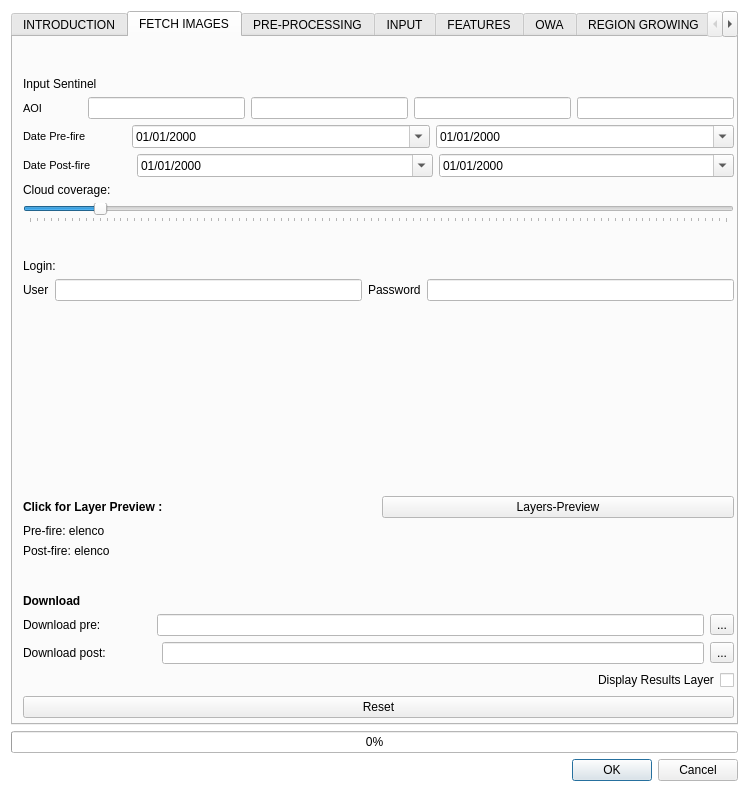
The window that BAD_dialog_base.ui (silviamacchi/bad_COPIA) describes before a commit, drawn with Qt 5.
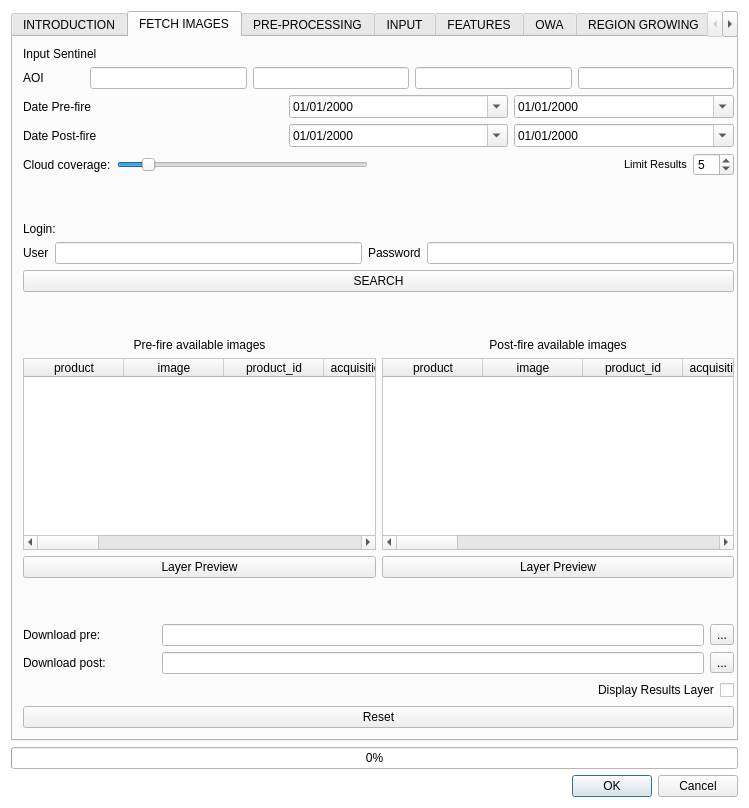
The same window after the commit. The open tabs and pages were chosen to show the change. Custom widgets are drawn as their Qt base class.

Commit message: Added preview tables

The edit to the form file:
```diff
--- a/BAD_dialog_base.ui
+++ b/BAD_dialog_base.ui
@@ -7,7 +7,7 @@
     <x>0</x>
     <y>0</y>
     <width>749</width>
-    <height>792</height>
+    <height>808</height>
    </rect>
   </property>
   <property name="palette">
@@ -258,26 +258,10 @@
          <x>10</x>
          <y>10</y>
          <width>711</width>
-         <height>671</height>
+         <height>681</height>
         </rect>
        </property>
        <layout class="QVBoxLayout" name="verticalLayout_16">
-        <item>
-         <spacer name="verticalSpacer_55">
-          <property name="orientation">
-           <enum>Qt::Vertical</enum>
-          </property>
-          <property name="sizeType">
-           <enum>QSizePolicy::Fixed</enum>
-          </property>
-          <property name="sizeHint" stdset="0">
-           <size>
-            <width>20</width>
-            <height>30</height>
-           </size>
-          </property>
-         </spacer>
-        </item>
         <item>
          <widget class="QLabel" name="label_38">
           <property name="text">
@@ -288,20 +272,7 @@
         <item>
          <layout class="QHBoxLayout" name="horizontalLayout_183">
           <item>
-           <widget class="QLabel" name="label_302">
-            <property name="sizePolicy">
-             <sizepolicy hsizetype="Fixed" vsizetype="Preferred">
-              <horstretch>0</horstretch>
-              <verstretch>0</verstretch>
-             </sizepolicy>
-            </property>
-            <property name="font">
-             <font>
-              <pointsize>8</pointsize>
-              <bold>false</bold>
-              <kerning>true</kerning>
-             </font>
-            </property>
+           <widget class="QLabel" name="label_52">
             <property name="text">
              <string>AOI</string>
             </property>
@@ -356,20 +327,7 @@
         <item>
          <layout class="QHBoxLayout" name="horizontalLayout_182">
           <item>
-           <widget class="QLabel" name="label_301">
-            <property name="sizePolicy">
-             <sizepolicy hsizetype="Fixed" vsizetype="Preferred">
-              <horstretch>0</horstretch>
-              <verstretch>0</verstretch>
-             </sizepolicy>
-            </property>
-            <property name="font">
-             <font>
-              <pointsize>8</pointsize>
-              <bold>false</bold>
-              <kerning>true</kerning>
-             </font>
-            </property>
+           <widget class="QLabel" name="label_72">
             <property name="text">
              <string>Date Pre-fire</string>
             </property>
@@ -416,20 +374,7 @@
         <item>
          <layout class="QHBoxLayout" name="horizontalLayout_185">
           <item>
-           <widget class="QLabel" name="label_314">
-            <property name="sizePolicy">
-             <sizepolicy hsizetype="Fixed" vsizetype="Preferred">
-              <horstretch>0</horstretch>
-              <verstretch>0</verstretch>
-             </sizepolicy>
-            </property>
-            <property name="font">
-             <font>
-              <pointsize>8</pointsize>
-              <bold>false</bold>
-              <kerning>true</kerning>
-             </font>
-            </property>
+           <widget class="QLabel" name="label_73">
             <property name="text">
              <string>Date Post-fire</string>
             </property>
@@ -474,46 +419,93 @@
          </layout>
         </item>
         <item>
-         <widget class="QLabel" name="label_304">
-          <property name="text">
-           <string>Cloud coverage:</string>
-          </property>
-         </widget>
+         <layout class="QHBoxLayout" name="horizontalLayout_186">
+          <item>
+           <widget class="QLabel" name="label_304">
+            <property name="text">
+             <string>Cloud coverage:</string>
+            </property>
+           </widget>
+          </item>
+          <item>
+           <widget class="QSlider" name="horizontalSlider_cloud">
+            <property name="mouseTracking">
+             <bool>false</bool>
+            </property>
+            <property name="maximum">
+             <number>100</number>
+            </property>
+            <property name="sliderPosition">
+             <number>10</number>
+            </property>
+            <property name="tracking">
+             <bool>true</bool>
+            </property>
+            <property name="orientation">
+             <enum>Qt::Horizontal</enum>
+            </property>
+            <property name="tickPosition">
+             <enum>QSlider::NoTicks</enum>
+            </property>
+            <property name="tickInterval">
+             <number>1</number>
+            </property>
+           </widget>
+          </item>
+          <item>
+           <spacer name="horizontalSpacer_23">
+            <property name="orientation">
+             <enum>Qt::Horizontal</enum>
+            </property>
+            <property name="sizeHint" stdset="0">
+             <size>
+              <width>40</width>
+              <height>20</height>
+             </size>
+            </property>
+           </spacer>
+          </item>
+          <item>
+           <widget class="QLabel" name="label_315">
+            <property name="sizePolicy">
+             <sizepolicy hsizetype="Fixed" vsizetype="Preferred">
+              <horstretch>0</horstretch>
+              <verstretch>0</verstretch>
+             </sizepolicy>
+            </property>
+            <property name="font">
+             <font>
+              <pointsize>8</pointsize>
+              <bold>false</bold>
+              <kerning>true</kerning>
+             </font>
+            </property>
+            <property name="text">
+             <string>Limit Results</string>
+            </property>
+           </widget>
+          </item>
+          <item>
+           <widget class="QSpinBox" name="spinBox">
+            <property name="maximum">
+             <number>15</number>
+            </property>
+            <property name="value">
+             <number>5</number>
+            </property>
+           </widget>
+          </item>
+         </layout>
         </item>
         <item>
-         <widget class="QSlider" name="horizontalSlider_cloud">
-          <property name="maximum">
-           <number>100</number>
-          </property>
-          <property name="sliderPosition">
-           <number>10</number>
-          </property>
-          <property name="tracking">
-           <bool>true</bool>
-          </property>
-          <property name="orientation">
-           <enum>Qt::Horizontal</enum>
-          </property>
-          <property name="tickPosition">
-           <enum>QSlider::TicksBelow</enum>
-          </property>
-          <property name="tickInterval">
-           <number>1</number>
-          </property>
-         </widget>
-        </item>
-        <item>
-         <spacer name="verticalSpacer_56">
+         <spacer name="verticalSpacer_6">
           <property name="orientation">
            <enum>Qt::Vertical</enum>
           </property>
-          <property name="sizeType">
-           <enum>QSizePolicy::Fixed</enum>
-          </property>
           <property name="sizeHint" stdset="0">
            <size>
             <width>20</width>
-            <height>30</height>
+            <height>40</height>
            </size>
           </property>
          </spacer>
@@ -549,6 +541,319 @@
           </item>
          </layout>
         </item>
+        <item>
+         <widget class="QPushButton" name="pushButton">
+          <property name="text">
+           <string>SEARCH</string>
+          </property>
+         </widget>
+        </item>
+        <item>
+         <spacer name="verticalSpacer_5">
+          <property name="orientation">
+           <enum>Qt::Vertical</enum>
+          </property>
+          <property name="sizeHint" stdset="0">
+           <size>
+            <width>20</width>
+            <height>40</height>
+           </size>
+          </property>
+         </spacer>
+        </item>
+        <item>
+         <layout class="QGridLayout" name="gridLayout_8">
+          <property name="sizeConstraint">
+           <enum>QLayout::SetFixedSize</enum>
+          </property>
+          <item row="0" column="0">
+           <widget class="QLabel" name="label_3032">
+            <property name="text">
+             <string>Pre-fire available images</string>
+            </property>
+            <property name="alignment">
+             <set>Qt::AlignCenter</set>
+            </property>
+           </widget>
+          </item>
+          <item row="1" column="1">
+           <widget class="QTableWidget" name="download_images_post">
+            <property name="frameShadow">
+             <enum>QFrame::Sunken</enum>
+            </property>
+            <property name="sizeAdjustPolicy">
+             <enum>QAbstractScrollArea::AdjustIgnored</enum>
+            </property>
+            <property name="autoScrollMargin">
+             <number>16</number>
+            </property>
+            <property name="editTriggers">
+             <set>QAbstractItemView::NoEditTriggers</set>
+            </property>
+            <property name="tabKeyNavigation">
+             <bool>true</bool>
+            </property>
+            <property name="alternatingRowColors">
+             <bool>true</bool>
+            </property>
+            <property name="selectionMode">
+             <enum>QAbstractItemView::SingleSelection</enum>
+            </property>
+            <property name="selectionBehavior">
+             <enum>QAbstractItemView::SelectRows</enum>
+            </property>
+            <property name="sortingEnabled">
+             <bool>true</bool>
+            </property>
+            <attribute name="horizontalHeaderStretchLastSection">
+             <bool>true</bool>
+            </attribute>
+            <attribute name="verticalHeaderMinimumSectionSize">
+             <number>11</number>
+            </attribute>
+            <attribute name="verticalHeaderDefaultSectionSize">
+             <number>21</number>
+            </attribute>
+            <column>
+             <property name="text">
+              <string>product</string>
+             </property>
+            </column>
+            <column>
+             <property name="text">
+              <string>image</string>
+             </property>
+            </column>
+            <column>
+             <property name="text">
+              <string>product_id</string>
+             </property>
+            </column>
+            <column>
+             <property name="text">
+              <string>acquisition_date</string>
+             </property>
+            </column>
+            <column>
+             <property name="text">
+              <string>cloud_cover</string>
+             </property>
+            </column>
+            <column>
+             <property name="text">
+              <string>zone_path</string>
+             </property>
+            </column>
+            <column>
+             <property name="text">
+              <string>row</string>
+             </property>
+            </column>
+            <column>
+             <property name="text">
+              <string>min_lat</string>
+             </property>
+            </column>
+            <column>
+             <property name="text">
+              <string>min_lon</string>
+             </property>
+            </column>
+            <column>
+             <property name="text">
+              <string>max_lat</string>
+             </property>
+            </column>
+            <column>
+             <property name="text">
+              <string>max_lon</string>
+             </property>
+            </column>
+            <column>
+             <property name="text">
+              <string>collection</string>
+             </property>
+            </column>
+            <column>
+             <property name="text">
+              <string>size</string>
+             </property>
+            </column>
+            <column>
+             <property name="text">
+              <string>preview</string>
+             </property>
+            </column>
+            <column>
+             <property name="text">
+              <string>uid</string>
+             </property>
+            </column>
+            <column>
+             <property name="text">
+              <string>ref_url</string>
+             </property>
+            </column>
+           </widget>
+          </item>
+          <item row="2" column="0">
+           <widget class="QPushButton" name="Preview_FI_pre">
+            <property name="text">
+             <string>Layer Preview</string>
+            </property>
+           </widget>
+          </item>
+          <item row="2" column="1">
+           <widget class="QPushButton" name="Preview_FI_post">
+            <property name="text">
+             <string>Layer Preview</string>
+            </property>
+           </widget>
+          </item>
+          <item row="0" column="1">
+           <widget class="QLabel" name="label_51">
+            <property name="text">
+             <string>Post-fire available images</string>
+            </property>
+            <property name="alignment">
+             <set>Qt::AlignCenter</set>
+            </property>
+           </widget>
+          </item>
+          <item row="1" column="0">
+           <widget class="QTableWidget" name="download_images_pre">
+            <property name="frameShape">
+             <enum>QFrame::StyledPanel</enum>
+            </property>
+            <property name="frameShadow">
+             <enum>QFrame::Sunken</enum>
+            </property>
+            <property name="sizeAdjustPolicy">
+             <enum>QAbstractScrollArea::AdjustIgnored</enum>
+            </property>
+            <property name="editTriggers">
+             <set>QAbstractItemView::NoEditTriggers</set>
+            </property>
+            <property name="tabKeyNavigation">
+             <bool>true</bool>
+            </property>
+            <property name="alternatingRowColors">
+             <bool>true</bool>
+            </property>
+            <property name="selectionMode">
+             <enum>QAbstractItemView::SingleSelection</enum>
+            </property>
+            <property name="selectionBehavior">
+             <enum>QAbstractItemView::SelectRows</enum>
+            </property>
+            <property name="sortingEnabled">
+             <bool>true</bool>
+            </property>
+            <property name="rowCount">
+             <number>0</number>
+            </property>
+            <attribute name="horizontalHeaderCascadingSectionResizes">
+             <bool>true</bool>
+            </attribute>
+            <attribute name="horizontalHeaderDefaultSectionSize">
+             <number>100</number>
+            </attribute>
+            <attribute name="horizontalHeaderStretchLastSection">
+             <bool>true</bool>
+            </attribute>
+            <attribute name="verticalHeaderCascadingSectionResizes">
+             <bool>true</bool>
+            </attribute>
+            <attribute name="verticalHeaderMinimumSectionSize">
+             <number>11</number>
+            </attribute>
+            <attribute name="verticalHeaderDefaultSectionSize">
+             <number>21</number>
+            </attribute>
+            <column>
+             <property name="text">
+              <string>product</string>
+             </property>
+            </column>
+            <column>
+             <property name="text">
+              <string>image</string>
+             </property>
+            </column>
+            <column>
+             <property name="text">
+              <string>product_id</string>
+             </property>
+            </column>
+            <column>
+             <property name="text">
+              <string>acquisition_date</string>
+             </property>
+            </column>
+            <column>
+             <property name="text">
+              <string>cloud_cover</string>
+             </property>
+            </column>
+            <column>
+             <property name="text">
+              <string>zone_path</string>
+             </property>
+            </column>
+            <column>
+             <property name="text">
+              <string>row</string>
+             </property>
+            </column>
+            <column>
+             <property name="text">
+              <string>min_lat</string>
+             </property>
+            </column>
+            <column>
+             <property name="text">
+              <string>min_lon</string>
+             </property>
+            </column>
+            <column>
+             <property name="text">
+              <string>max_lat</string>
+             </property>
+            </column>
+            <column>
+             <property name="text">
+              <string>max_lon</string>
+             </property>
+            </column>
+            <column>
+             <property name="text">
+              <string>collection</string>
+             </property>
+            </column>
+            <column>
+             <property name="text">
+              <string>size</string>
+             </property>
+            </column>
+            <column>
+             <property name="text">
+              <string>preview</string>
+             </property>
+            </column>
+            <column>
+             <property name="text">
+              <string>uid</string>
+             </property>
+            </column>
+            <column>
+             <property name="text">
+              <string>ref_url</string>
+             </property>
+            </column>
+           </widget>
+          </item>
+         </layout>
+        </item>
         <item>
          <spacer name="verticalSpacer_2">
           <property name="orientation">
@@ -562,79 +867,93 @@
           </property>
          </spacer>
         </item>
-        <item>
-         <layout class="QHBoxLayout" name="horizontalLayout_184">
-          <item>
-           <widget class="QLabel" name="label_303">
-            <property name="font">
-             <font>
-              <bold>true</bold>
-             </font>
-            </property>
-            <property name="text">
-             <string>Click for Layer Preview :</string>
-            </property>
-           </widget>
-          </item>
-          <item>
-           <widget class="QPushButton" name="Preview_4">
-            <property name="text">
-             <string>Layers-Preview</string>
-            </property>
-           </widget>
-          </item>
-         </layout>
-        </item>
-        <item>
-         <layout class="QGridLayout" name="gridLayout_100">
-          <item row="0" column="0">
-           <widget class="QLabel" name="label_312">
-            <property name="text">
-             <string>Pre-fire: elenco</string>
-            </property>
-           </widget>
-          </item>
-          <item row="1" column="0">
-           <widget class="QLabel" name="label_313">
-            <property name="text">
-             <string>Post-fire: elenco</string>
-            </property>
-           </widget>
-          </item>
-         </layout>
-        </item>
-        <item>
-         <spacer name="verticalSpacer_57">
-          <property name="orientation">
-           <enum>Qt::Vertical</enum>
-          </property>
-          <property name="sizeType">
-           <enum>QSizePolicy::Fixed</enum>
-          </property>
-          <property name="sizeHint" stdset="0">
-           <size>
-            <width>20</width>
-            <height>30</height>
-           </size>
-          </property>
-         </spacer>
-        </item>
-        <item>
-         <widget class="QLabel" name="label_307">
-          <property name="font">
-           <font>
-            <pointsize>9</pointsize>
-            <bold>true</bold>
-           </font>
-          </property>
-          <property name="text">
-           <string>Download</string>
-          </property>
-         </widget>
-        </item>
         <item>
          <layout class="QGridLayout" name="gridLayout_92">
-          <item row="2" column="0">
+          <item row="1" column="3">
+           <widget class="QToolButton" name="toolButton_Fi_result_post">
+            <property name="text">
+             <string>...</string>
+            </property>
+           </widget>
+          </item>
+          <item row="1" column="1">
+           <spacer name="horizontalSpacer_347">
+            <property name="orientation">
+             <enum>Qt::Horizontal</enum>
+            </property>
+            <property name="sizeType">
+             <enum>QSizePolicy::Fixed</enum>
+            </property>
+            <property name="sizeHint" stdset="0">
+             <size>
+              <width>50</width>
+              <height>20</height>
+             </size>
+            </property>
+           </spacer>
+          </item>
+          <item row="0" column="0">
+           <widget class="QLabel" name="label_308">
+            <property name="text">
+             <string>Download pre:</string>
+            </property>
+           </widget>
+          </item>
+          <item row="0" column="1">
+           <spacer name="horizontalSpacer_345">
+            <property name="orientation">
+             <enum>Qt::Horizontal</enum>
+            </property>
+            <property name="sizeType">
+             <enum>QSizePolicy::Fixed</enum>
+            </property>
+            <property name="sizeHint" stdset="0">
+             <size>
+              <width>50</width>
+              <height>20</height>
+             </size>
+            </property>
+           </spacer>
+          </item>
+          <item row="1" column="0">
+           <widget class="QLabel" name="label_310">
+            <property name="text">
+             <string>Download post:</string>
+            </property>
+           </widget>
+          </item>
+          <item row="0" column="2">
+           <widget class="QLineEdit" name="lineEdit_FI_result_pre">
+            <property name="sizePolicy">
+             <sizepolicy hsizetype="Expanding" vsizetype="Minimum">
+              <horstretch>0</horstretch>
+              <verstretch>0</verstretch>
+             </sizepolicy>
+            </property>
+           </widget>
+          </item>
+          <item row="1" column="2">
+           <widget class="QLineEdit" name="lineEdit_FI_result_post">
+            <property name="sizePolicy">
+             <sizepolicy hsizetype="Expanding" vsizetype="Minimum">
+              <horstretch>0</horstretch>
+              <verstretch>0</verstretch>
+             </sizepolicy>
+            </property>
+           </widget>
+          </item>
+          <item row="0" column="3">
+           <widget class="QToolButton" name="toolButton_FI_result_pre">
+            <property name="text">
+             <string>...</string>
+            </property>
+           </widget>
+          </item>
+         </layout>
+        </item>
+        <item>
+         <layout class="QGridLayout" name="gridLayout_95">
+          <item row="0" column="1">
            <layout class="QGridLayout" name="gridLayout_94">
             <item row="0" column="2">
              <widget class="QCheckBox" name="checkBox_FI_display">
@@ -680,106 +999,14 @@
             </item>
            </layout>
           </item>
-          <item row="0" column="0">
-           <layout class="QGridLayout" name="gridLayout_93">
-            <item row="0" column="3">
-             <widget class="QToolButton" name="toolButton_FI_result_pre">
-              <property name="text">
-               <string>...</string>
-              </property>
-             </widget>
-            </item>
-            <item row="0" column="1">
-             <spacer name="horizontalSpacer_345">
-              <property name="orientation">
-               <enum>Qt::Horizontal</enum>
-              </property>
-              <property name="sizeType">
-               <enum>QSizePolicy::Fixed</enum>
-              </property>
-              <property name="sizeHint" stdset="0">
-               <size>
-                <width>50</width>
-                <height>20</height>
-               </size>
-              </property>
-             </spacer>
-            </item>
-            <item row="0" column="0">
-             <widget class="QLabel" name="label_308">
-              <property name="text">
-               <string>Download pre:</string>
-              </property>
-             </widget>
-            </item>
-            <item row="0" column="2">
-             <widget class="QLineEdit" name="lineEdit_FI_result_pre">
-              <property name="sizePolicy">
-               <sizepolicy hsizetype="Expanding" vsizetype="Minimum">
-                <horstretch>0</horstretch>
-                <verstretch>0</verstretch>
-               </sizepolicy>
-              </property>
-             </widget>
-            </item>
-           </layout>
-          </item>
-          <item row="1" column="0">
-           <layout class="QGridLayout" name="gridLayout_98">
-            <item row="0" column="3">
-             <widget class="QToolButton" name="toolButton_Fi_result_post">
-              <property name="text">
-               <string>...</string>
-              </property>
-             </widget>
-            </item>
-            <item row="0" column="1">
-             <spacer name="horizontalSpacer_347">
-              <property name="orientation">
-               <enum>Qt::Horizontal</enum>
-              </property>
-              <property name="sizeType">
-               <enum>QSizePolicy::Fixed</enum>
-              </property>
-              <property name="sizeHint" stdset="0">
-               <size>
-                <width>50</width>
-                <height>20</height>
-               </size>
-              </property>
-             </spacer>
-            </item>
-            <item row="0" column="0">
-             <widget class="QLabel" name="label_310">
-              <property name="text">
-               <string>Download post:</string>
-              </property>
-             </widget>
-            </item>
-            <item row="0" column="2">
-             <widget class="QLineEdit" name="lineEdit_FI_result_post">
-              <property name="sizePolicy">
-               <sizepolicy hsizetype="Expanding" vsizetype="Minimum">
-                <horstretch>0</horstretch>
-                <verstretch>0</verstretch>
-               </sizepolicy>
-              </property>
-             </widget>
-            </item>
-           </layout>
-          </item>
          </layout>
         </item>
         <item>
-         <layout class="QGridLayout" name="gridLayout_95">
-          <item row="0" column="1">
-           <widget class="QPushButton" name="pushButton_FI_reset">
-            <property name="text">
-             <string>Reset</string>
-            </property>
-           </widget>
-          </item>
-         </layout>
+         <widget class="QPushButton" name="pushButton_FI_reset">
+          <property name="text">
+           <string>Reset</string>
+          </property>
+         </widget>
         </item>
        </layout>
       </widget>
```
Left out of the diff: 58 changed lines with no effect on the pictures.
